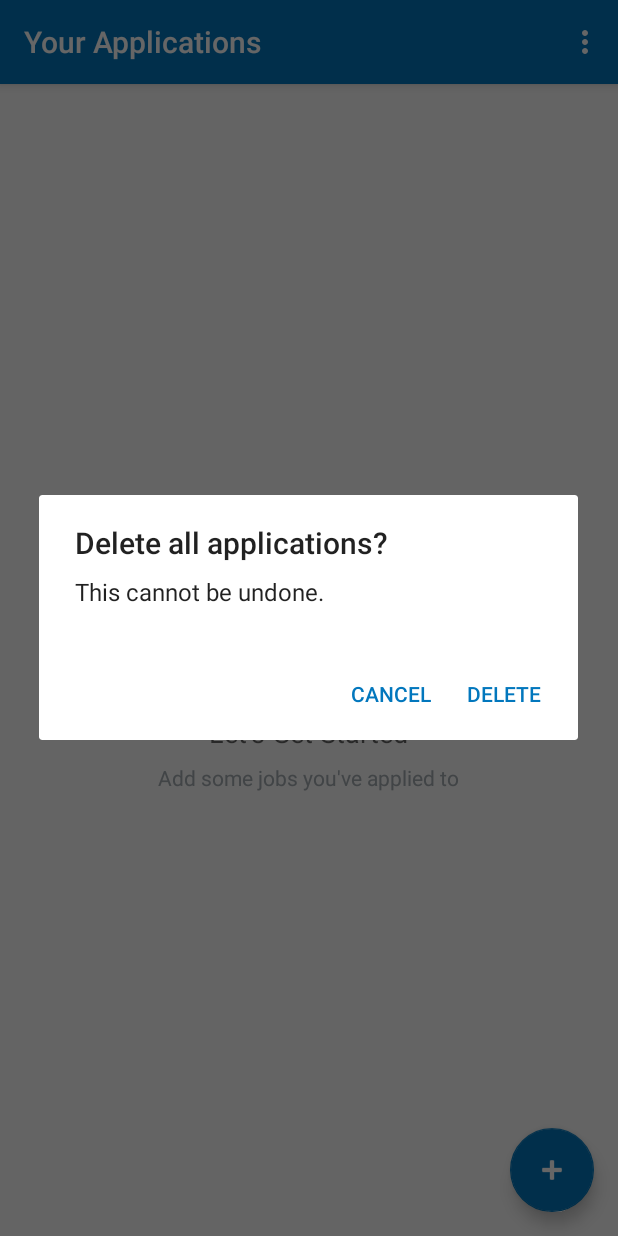
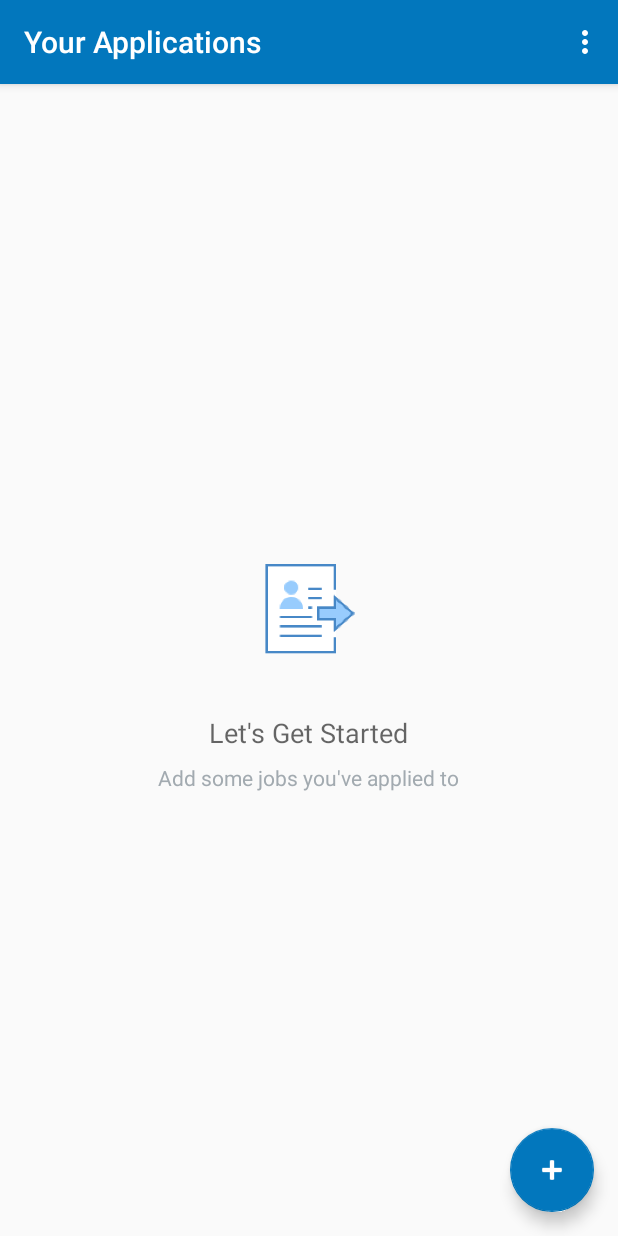
Before and after one commit to endlessrequiem/AppApp, an Android app: the screen it shows after launch (CatalogActivity), in the options menu, after a tap on "Delete All", on a phone screen of 412 x 824 dp. Run offline under Robolectric (Android 15) with nearby library versions, the phone set to English and light mode, and no system bars.

Commit message:
fixed multithreading bug that caused app to crash on older devices, added a db check to make sure the db is empty before you delete all entries

```diff
--- a/app/src/main/java/com/example/android/applications/CatalogActivity.java
+++ b/app/src/main/java/com/example/android/applications/CatalogActivity.java
@@ -10,6 +10,8 @@ import android.content.DialogInterface;
 import android.content.Intent;
 import android.content.Loader;
 import android.database.Cursor;
+import android.database.sqlite.SQLiteDatabase;
+import android.graphics.Color;
 import android.net.Uri;
 import android.os.Build;
 import android.os.Bundle;
@@ -25,7 +27,9 @@ import android.widget.Toast;
 import androidx.annotation.RequiresApi;
 import androidx.appcompat.app.AppCompatActivity;
 
+import com.example.android.applications.data.AppContract;
 import com.example.android.applications.data.AppContract.AppEntry;
+import com.example.android.applications.data.AppDbHelper;
 import com.google.android.material.floatingactionbutton.FloatingActionButton;
 import com.google.android.material.snackbar.Snackbar;
 
@@ -42,7 +46,6 @@ public class CatalogActivity extends AppCompatActivity implements
 
     AppCursorAdapter mCursorAdapter;
     Context context;
-
 
 
     @Override
@@ -109,6 +112,17 @@ public class CatalogActivity extends AppCompatActivity implements
 
 
     private void deleteAllApplications() {
+        AppDbHelper mDbHelper = new AppDbHelper(context);
+        SQLiteDatabase database = mDbHelper.getWritableDatabase();
+        AppContract tableName = new AppContract();
+
+        Cursor mCursor = database.rawQuery("SELECT * FROM " + tableName.getTableName(), null);
+
+        if(mCursor.getCount() == 0) {
+            Toast.makeText(this, getString(R.string.emptyDB),
+                    Toast.LENGTH_SHORT).show();
+        } else {
+
             android.app.AlertDialog.Builder builder = new android.app.AlertDialog.Builder(this);
             builder.setTitle(R.string.alertTitle);
             builder.setMessage(R.string.alertMessage);
@@ -131,7 +145,7 @@ public class CatalogActivity extends AppCompatActivity implements
 
             android.app.AlertDialog alertDialog = builder.create();
             alertDialog.show();
-
+        }
 
 
     }
@@ -143,18 +157,19 @@ public class CatalogActivity extends AppCompatActivity implements
             @Override
             public void run() {
                 final Snackbar confirmDeleteSnackbar = Snackbar.make(findViewById(R.id.fab),
-                        "All Applications Deleted",
+                        getString(R.string.all_apps_deleted),
                         Snackbar.LENGTH_SHORT);
+
                 confirmDeleteSnackbar.show();
 
                 while (confirmDeleteSnackbar.isShown()) {
-                    findViewById(R.id.fab).setVisibility((View.INVISIBLE));
+                    makeFabInvisible();
                 }
                 handler.post(new Runnable() {
                     @Override
                     public void run() {
                         if (!confirmDeleteSnackbar.isShown()) {
-                            findViewById(R.id.fab).setVisibility(View.VISIBLE);
+                            makeFabVisible();
                         }
                     }
                 });
@@ -210,5 +225,22 @@ public class CatalogActivity extends AppCompatActivity implements
         mCursorAdapter.swapCursor(null);
     }
 
+    public void makeFabInvisible() {
+        runOnUiThread(new Runnable() {
+            @Override
+            public void run() {
+                findViewById(R.id.fab).setVisibility(View.INVISIBLE);
+            }
+        });
+    }
+
+    public void makeFabVisible() {
+        runOnUiThread(new Runnable() {
+            @Override
+            public void run() {
+                findViewById(R.id.fab).setVisibility(View.VISIBLE);
+            }
+        });
+    }
 
 }
--- a/app/src/main/java/com/example/android/applications/data/AppContract.java
+++ b/app/src/main/java/com/example/android/applications/data/AppContract.java
@@ -9,7 +9,7 @@ import android.provider.BaseColumns;
 public final class AppContract {
 
 
-    private AppContract() {}
+    public AppContract() {}
 
     public static final String CONTENT_AUTHORITY = "com.example.android.applications";
     public static final Uri BASE_CONTENT_URI = Uri.parse("content://" + CONTENT_AUTHORITY);
@@ -39,4 +39,8 @@ public final class AppContract {
 
     }
 
+    public String getTableName() {
+        return AppEntry.TABLE_NAME;
+    }
+
 }
--- a/app/src/main/res/values/strings.xml
+++ b/app/src/main/res/values/strings.xml
@@ -71,4 +71,8 @@
 
     <string name="id">ID: </string>
 
+    <string name="emptyDB">Database is Empty!</string>
+
+    <string name="all_apps_deleted">All Application Entries Deleted</string>
+
 </resources>
```
Lines whose indentation alone changed are shown as unchanged.
